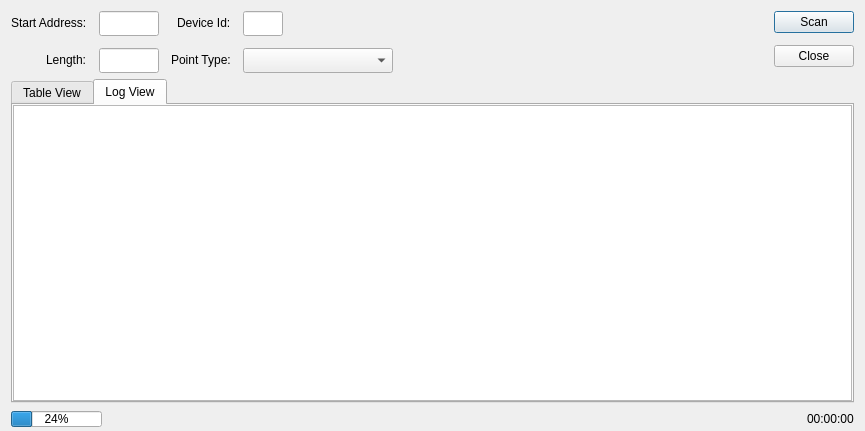
Above: omodscan/dialogs/dialogaddressscan.ui from sanny32/OpenModScan before the change. Below: the same form after it.
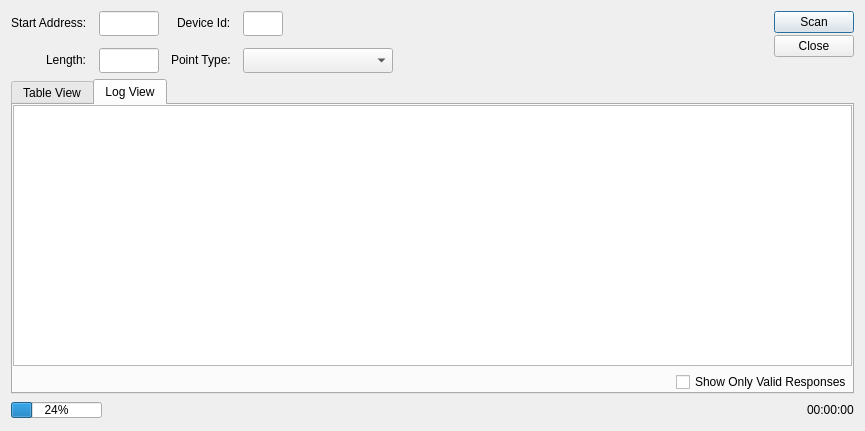
That is the form after the change. The open tabs and pages were chosen to show the change. Custom widgets are drawn as their Qt base class.

Commit message: Developing modbus address scanner

What changed in the file:
```diff
--- a/omodscan/dialogs/dialogaddressscan.ui
+++ b/omodscan/dialogs/dialogaddressscan.ui
@@ -14,9 +14,6 @@
    <string>MODBUS Address Scan</string>
   </property>
   <layout class="QVBoxLayout" name="verticalLayout_2">
-   <property name="bottomMargin">
-    <number>2</number>
-   </property>
    <item>
     <layout class="QHBoxLayout" name="horizontalLayout">
      <property name="spacing">
@@ -164,6 +161,9 @@
      </item>
      <item>
       <layout class="QVBoxLayout" name="verticalLayout">
+       <property name="spacing">
+        <number>2</number>
+       </property>
        <item>
         <widget class="QPushButton" name="pushButtonScan">
          <property name="text">
@@ -247,7 +247,7 @@
       <attribute name="title">
        <string>Log View</string>
       </attribute>
-      <layout class="QHBoxLayout" name="horizontalLayout_4">
+      <layout class="QVBoxLayout" name="verticalLayout_3">
        <property name="leftMargin">
         <number>0</number>
        </property>
@@ -261,7 +261,44 @@
         <number>0</number>
        </property>
        <item>
-        <widget class="QPlainTextEdit" name="plainTextEdit"/>
+        <widget class="QListView" name="logView">
+         <property name="editTriggers">
+          <set>QAbstractItemView::NoEditTriggers</set>
+         </property>
+         <property name="showDropIndicator" stdset="0">
+          <bool>false</bool>
+         </property>
+         <property name="selectionMode">
+          <enum>QAbstractItemView::NoSelection</enum>
+         </property>
+         <property name="spacing">
+          <number>2</number>
+         </property>
+        </widget>
+       </item>
+       <item>
+        <layout class="QHBoxLayout" name="horizontalLayout_4">
+         <item>
+          <spacer name="horizontalSpacer_3">
+           <property name="orientation">
+            <enum>Qt::Horizontal</enum>
+           </property>
+           <property name="sizeHint" stdset="0">
+            <size>
+             <width>40</width>
+             <height>20</height>
+            </size>
+           </property>
+          </spacer>
+         </item>
+         <item>
+          <widget class="QCheckBox" name="checkBoxShowValid">
+           <property name="text">
+            <string>Show Only Valid Responses</string>
+           </property>
+          </widget>
+         </item>
+        </layout>
        </item>
       </layout>
      </widget>
```
Left out of the diff: 2 changed lines with no effect on the pictures. The commit also changes 2 other files.
